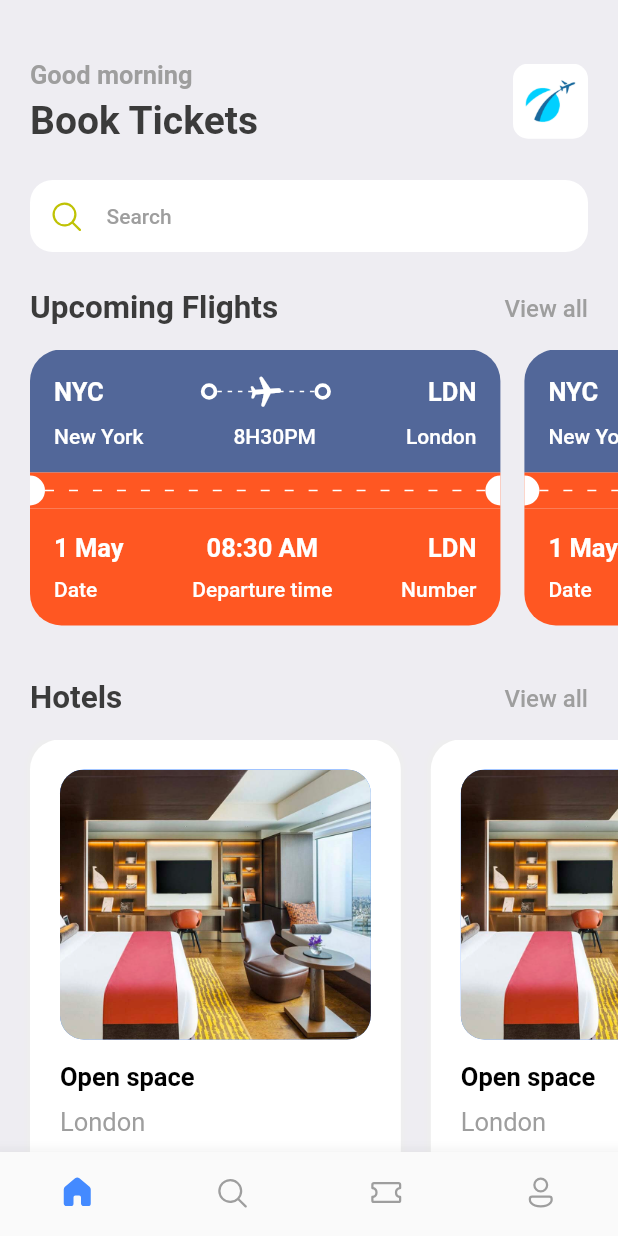
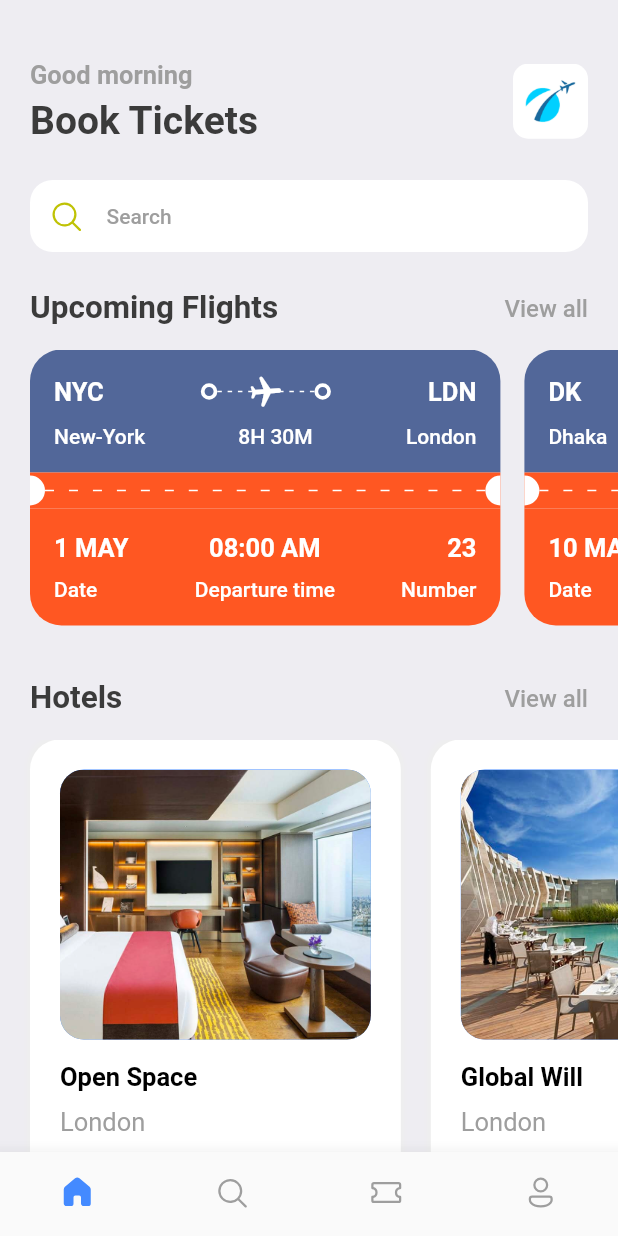
Before and after one commit to dat2403/Flutter-BookTickets, a Flutter app: the screen it shows after launch, on a phone screen of 412 x 824 dp. Run offline on Flutter 3.47's test engine with Material 2 defaults, Android fonts, the phone set to English and light mode, and no system bars; our stand-ins replace fluentui_icons, gap.

Commit message:
Use Map List in Flutter (Ticket View and  Hotel View)

```diff
--- a/lib/screens/homescreen.dart
+++ b/lib/screens/homescreen.dart
@@ -1,3 +1,4 @@
+import 'package:booktickets/utils/app_info_list.dart';
 import 'package:booktickets/utils/app_styles.dart';
 import 'package:booktickets/widgets/hotel_view.dart';
 import 'package:booktickets/widgets/ticket_view.dart';
@@ -14,8 +15,7 @@ class HomeScreen extends StatelessWidget {
       backgroundColor: Styles.bgColor,
       body: ListView(
         children: [
-          Container(
-            child: Column(
+          Column(
             children: [
               const Gap(40),
               Container(
@@ -26,11 +26,16 @@ class HomeScreen extends StatelessWidget {
                     Column(
                       crossAxisAlignment: CrossAxisAlignment.start,
                       children: [
-                          Text("Good morning",
-                            style: Styles.headerLineStyle3.copyWith(
-                                color: Colors.grey),),
+                        Text(
+                          "Good morning",
+                          style: Styles.headerLineStyle3
+                              .copyWith(color: Colors.grey),
+                        ),
                         const Gap(5),
-                          Text("Book Tickets", style: Styles.headerLineStyle1,)
+                        Text(
+                          "Book Tickets",
+                          style: Styles.headerLineStyle1,
+                        )
                       ],
                     ),
                     Container(
@@ -39,27 +44,25 @@ class HomeScreen extends StatelessWidget {
                       decoration: BoxDecoration(
                           borderRadius: BorderRadius.circular(10),
                           image: const DecorationImage(
-                                image: AssetImage("assets/images/img_1.png")
-                            )
-                        ),
+                              image: AssetImage("assets/images/img_1.png"))),
                     )
                   ],
                 ),
               ),
               const Gap(25),
               Container(
-                  margin: const EdgeInsets.symmetric(
-                      horizontal: 20),
+                margin: const EdgeInsets.symmetric(horizontal: 20),
                 decoration: BoxDecoration(
                     borderRadius: BorderRadius.circular(15),
-                      color: Colors.white
-                  ),
-                  padding: const EdgeInsets.symmetric(
-                      horizontal: 12, vertical: 12),
+                    color: Colors.white),
+                padding:
+                    const EdgeInsets.symmetric(horizontal: 12, vertical: 12),
                 child: Row(
                   children: [
-                      const Icon(FluentSystemIcons.ic_fluent_search_regular,
-                        color: Color(0xFFBFC205),),
+                    const Icon(
+                      FluentSystemIcons.ic_fluent_search_regular,
+                      color: Color(0xFFBFC205),
+                    ),
                     const Gap(15),
                     Text(
                       "Search",
@@ -74,14 +77,18 @@ class HomeScreen extends StatelessWidget {
                 child: Row(
                   mainAxisAlignment: MainAxisAlignment.spaceBetween,
                   children: [
-                      Text("Upcoming Flights", style: Styles.headerLineStyle2,),
+                    Text(
+                      "Upcoming Flights",
+                      style: Styles.headerLineStyle2,
+                    ),
                     InkWell(
                         onTap: () {
                           print("You tapped!!");
                         },
-                          child: Text("View all",
-                            style: Styles.textStyle.copyWith(color: Colors.grey),)
-                      )
+                        child: Text(
+                          "View all",
+                          style: Styles.textStyle.copyWith(color: Colors.grey),
+                        ))
                   ],
                 ),
               ),
@@ -90,26 +97,27 @@ class HomeScreen extends StatelessWidget {
                   scrollDirection: Axis.horizontal,
                   padding: const EdgeInsets.only(left: 20),
                   child: Row(
-                      children: const [
-                        TicketView(),
-                        TicketView()
-                      ],
-                    )
-                ),
+                    children: ticketList.map((singleTicket) =>
+                        TicketView(ticket: singleTicket)).toList(),
+                  )),
               const Gap(20),
               Container(
                 padding: const EdgeInsets.symmetric(horizontal: 20),
                 child: Row(
                   mainAxisAlignment: MainAxisAlignment.spaceBetween,
                   children: [
-                      Text("Hotels", style: Styles.headerLineStyle2,),
+                    Text(
+                      "Hotels",
+                      style: Styles.headerLineStyle2,
+                    ),
                     InkWell(
                         onTap: () {
                           print("You tapped!!");
                         },
-                          child: Text("View all",
-                            style: Styles.textStyle.copyWith(color: Colors.grey),)
-                      )
+                        child: Text(
+                          "View all",
+                          style: Styles.textStyle.copyWith(color: Colors.grey),
+                        ))
                   ],
                 ),
               ),
@@ -118,15 +126,10 @@ class HomeScreen extends StatelessWidget {
                   scrollDirection: Axis.horizontal,
                   padding: const EdgeInsets.only(left: 20),
                   child: Row(
-                      children: const [
-                        HotelView(),
-                        HotelView()
-                      ],
-                    )
-                ),
+                    children: hotelList.map((singleHotel) => HotelView(hotel: singleHotel)).toList(),
+                  )),
             ],
           ),
-          )
         ],
       ),
     );
--- /dev/null
+++ b/lib/utils/app_info_list.dart
@@ -0,0 +1,97 @@
+List<Map<String, dynamic>> hotelList = [
+  {
+    'image': 'one.png',
+    'place': 'Open Space',
+    'destination': 'London',
+    'price': 25
+  },
+  {
+    'image': 'two.png',
+    'place': 'Global Will',
+    'destination': 'London',
+    'price': 40
+  },
+  {
+    'image': 'three.png',
+    'place': 'Tallest Building',
+    'destination': 'Qatar',
+    'price': 69
+  },
+  {
+    'image': 'three.png',
+    'place': 'Tallest Building',
+    'destination': 'New Deli',
+    'price': 68
+  },
+  {
+    'image': 'three.png',
+    'place': 'Tallest Building',
+    'destination': 'Dubai',
+    'price': 70
+  },
+  {
+    'image': 'three.png',
+    'place': 'First Building',
+    'destination': 'Dubai',
+    'price': 81
+  },
+];
+
+List<Map<String, dynamic>> ticketList = [
+  {
+    'from': {
+      'code':"NYC",
+      'name':"New-York"
+    },
+    'to': {
+      'code':"LDN",
+      'name':"London"
+    },
+    'flying_time': '8H 30M',
+    'date': "1 MAY",
+    'departure_time':"08:00 AM",
+    "number":23
+  },
+  {
+    'from': {
+      'code':"DK",
+      'name':"Dhaka"
+    },
+    'to': {
+      'code':"SH",
+      'name':"Shanghai"
+    },
+    'flying_time': '4H 20M',
+    'date': "10 MAY",
+    'departure_time':"09:00 AM",
+    "number":45
+  },
+  {
+    'from': {
+      'code':"DK",
+      'name':"Dhaka"
+    },
+    'to': {
+      'code':"SH",
+      'name':"Shanghai"
+    },
+    'flying_time': '4H 20M',
+    'date': "13 MAY",
+    'departure_time':"09:00 AM",
+    "number":45
+  },
+  {
+    'from': {
+      'code':"DK",
+      'name':"Dhaka"
+    },
+    'to': {
+      'code':"HN",
+      'name':"Hanoi"
+    },
+    'flying_time': '4H 20M',
+    'date': "22 MAY",
+    'departure_time':"11:00 AM",
+    "number":50
+  },
+];
--- a/lib/widgets/hotel_view.dart
+++ b/lib/widgets/hotel_view.dart
@@ -1,11 +1,11 @@
 import 'package:booktickets/utils/app_layout.dart';
 import 'package:booktickets/utils/app_styles.dart';
-import 'package:flutter/cupertino.dart';
 import 'package:flutter/material.dart';
 import 'package:gap/gap.dart';
 
 class HotelView extends StatelessWidget {
-  const HotelView({Key? key}) : super(key: key);
+  final Map<String, dynamic> hotel;
+  const HotelView({Key? key, required this.hotel}) : super(key: key);
 
   @override
   Widget build(BuildContext context) {
@@ -30,23 +30,23 @@ class HotelView extends StatelessWidget {
             decoration: BoxDecoration(
                 borderRadius: BorderRadius.circular(16),
                 color: Styles.primaryColor,
-                image: const DecorationImage(
+                image: DecorationImage(
                     fit: BoxFit.cover,
-                    image: AssetImage("assets/images/one.png"))),
+                    image: AssetImage("assets/images/${hotel['image']}"))),
           ),
           const Gap(15),
           Text(
-            "Open space",
+            hotel['place'],
             style: Styles.headerLineStyle3.copyWith(color: Colors.black),
           ),
           const Gap(10),
           Text(
-            "London",
+            hotel['destination'],
             style: Styles.headerLineStyle3.copyWith(fontWeight: FontWeight.w400),
           ),
           const Gap(14),
           Text(
-            "\$40/night",
+            "\$${hotel['price']}/night",
             style: Styles.headerLineStyle2.copyWith(color: Styles.orangeColor),
           )
         ],
--- a/lib/widgets/thick_circle.dart
+++ b/lib/widgets/thick_circle.dart
@@ -1,4 +1,3 @@
-import 'package:flutter/cupertino.dart';
 import 'package:flutter/material.dart';
 
 class ThickCircle extends StatelessWidget {
--- a/lib/widgets/ticket_view.dart
+++ b/lib/widgets/ticket_view.dart
@@ -5,7 +5,8 @@ import 'package:flutter/material.dart';
 import 'package:gap/gap.dart';
 
 class TicketView extends StatelessWidget {
-  const TicketView({Key? key}) : super(key: key);
+  final Map<String, dynamic> ticket;
+  const TicketView({Key? key, required this.ticket}) : super(key: key);
 
   @override
   Widget build(BuildContext context) {
@@ -31,7 +32,7 @@ class TicketView extends StatelessWidget {
                   Row(
                     children: [
                       Text(
-                        "NYC",
+                        ticket['from']['code'],
                         style: Styles.headerLineStyle3
                             .copyWith(color: Colors.white),
                       ),
@@ -77,7 +78,7 @@ class TicketView extends StatelessWidget {
                       const ThickCircle(),
                       const Spacer(),
                       Text(
-                        "LDN",
+                        ticket['to']['code'],
                         style: Styles.headerLineStyle3
                             .copyWith(color: Colors.white),
                       ),
@@ -88,17 +89,17 @@ class TicketView extends StatelessWidget {
                     mainAxisAlignment: MainAxisAlignment.spaceBetween,
                     children: [
                       Text(
-                        "New York",
+                        ticket['from']['name'],
                         style: Styles.headerLineStyle4
                             .copyWith(color: Colors.white),
                       ),
                       Text(
-                        "8H30PM",
+                        ticket['flying_time'],
                         style: Styles.headerLineStyle4
                             .copyWith(color: Colors.white),
                       ),
                       Text(
-                        "London",
+                        ticket['to']['name'],
                         style: Styles.headerLineStyle4
                             .copyWith(color: Colors.white),
                       )
@@ -179,7 +180,7 @@ class TicketView extends StatelessWidget {
                         crossAxisAlignment: CrossAxisAlignment.start,
                         children: [
                           Text(
-                            "1 May",
+                            ticket['date'],
                             style: Styles.headerLineStyle3
                                 .copyWith(color: Colors.white),
                           ),
@@ -194,7 +195,7 @@ class TicketView extends StatelessWidget {
                       Column(
                         crossAxisAlignment: CrossAxisAlignment.center,
                         children: [
-                          Text("08:30 AM", style: Styles.headerLineStyle3
+                          Text(ticket['departure_time'], style: Styles.headerLineStyle3
                               .copyWith(color: Colors.white),),
                           const Gap(10),
                           Text(
@@ -208,7 +209,7 @@ class TicketView extends StatelessWidget {
                         crossAxisAlignment: CrossAxisAlignment.end,
                         children: [
                           Text(
-                            "LDN",
+                            ticket['number'].toString(),
                             style: Styles.headerLineStyle3
                                 .copyWith(color: Colors.white),
                           ),
```
Lines whose indentation alone changed are shown as unchanged.
